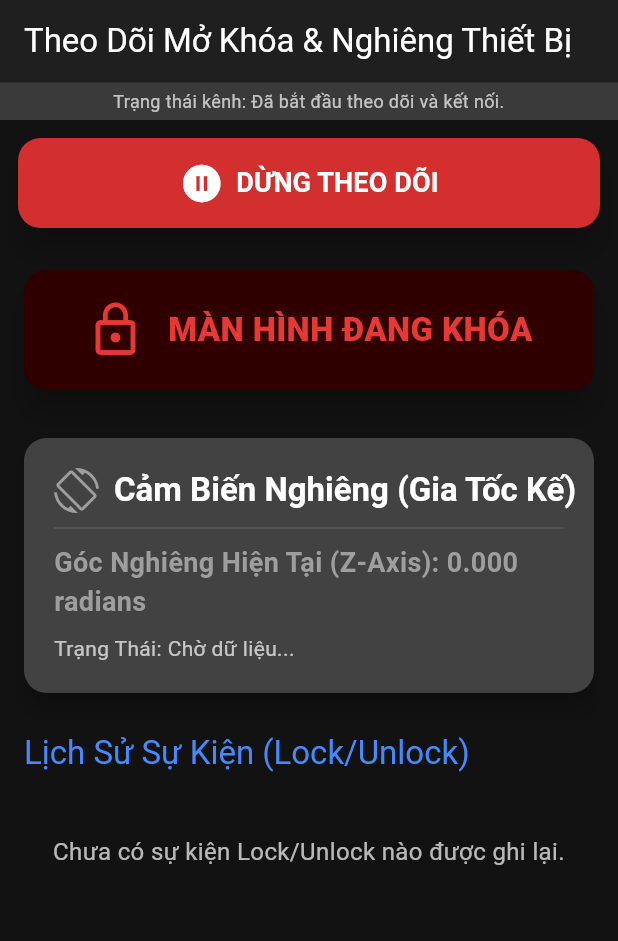
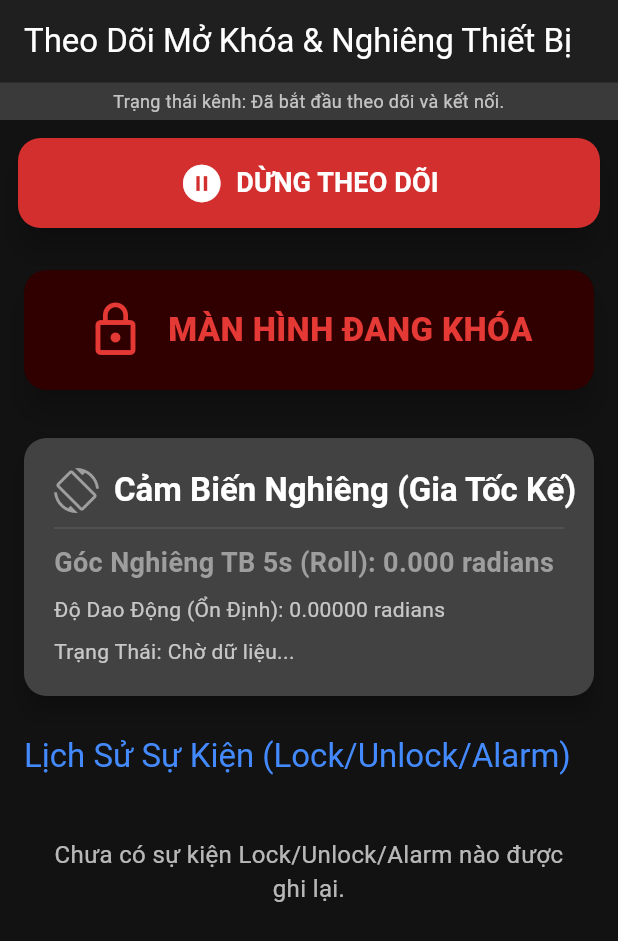
Before and after one commit to nguyenquangnam1988vt-eng/kethop, a Flutter app: the screen it shows after launch, on a phone screen of 412 x 824 dp. Shown: the top 941 px of the screen. Run offline on Flutter 3.47's test engine with Material 3 defaults, Android fonts, the phone set to English and light mode, and no system bars.

Commit message:
update something

```diff
--- a/lib/main.dart
+++ b/lib/main.dart
@@ -1,4 +1,3 @@
-// lib/main.dart
 import 'package:flutter/material.dart';
 import 'package:flutter/services.dart';
 import 'dart:async';
@@ -13,12 +12,13 @@ void main() {
   runApp(const MyApp());
 }
 
-// --- Mô hình Dữ liệu ---
+// --- Mô hình Dữ liệu (ĐÃ CẬP NHẬT) ---
 class MonitorEvent {
-  final String type; // 'LOCK_EVENT' hoặc 'TILT_EVENT'
+  final String type; // 'LOCK_EVENT', 'TILT_EVENT', 'UNLOCK_EVENT', 'ALARM_EVENT'
   final String message;
   final String? location;
   final double? tiltValue;
+  final double? oscillationValue; // [MỚI] Giá trị dao động (ổn định)
   final DateTime timestamp;
 
   MonitorEvent({
@@ -26,6 +26,7 @@ class MonitorEvent {
     required this.message,
     this.location,
     this.tiltValue,
+    this.oscillationValue, // [MỚI]
     required this.timestamp,
   });
 
@@ -34,9 +35,10 @@ class MonitorEvent {
       type: json['type'] as String,
       message: json['message'] as String,
       location: json['location'] as String?,
-      // FIX LỖI: Xử lý an toàn cho tiltValue (num -> double)
       tiltValue: (json['tiltValue'] as num?)?.toDouble(),
-      timestamp: DateTime.fromMillisecondsSinceEpoch(json['timestamp'] as int),
+      oscillationValue: (json['oscillationValue'] as num?)?.toDouble(), // [MỚI]
+      // FIX: Swift gửi timestamp là Double (mili giây), phải parse là num và chuyển thành int
+      timestamp: DateTime.fromMillisecondsSinceEpoch((json['timestamp'] as num).toInt()),
     );
   }
 }
@@ -49,16 +51,11 @@ class MyApp extends StatelessWidget {
     return MaterialApp(
       title: 'Unlock & Tilt Monitor',
       theme: ThemeData(
-        // Thiết lập chủ đề tối (Dark Theme) làm mặc định
         brightness: Brightness.dark,
         primarySwatch: Colors.blue,
-        scaffoldBackgroundColor: const Color(0xFF121212), // Màu nền tối
-        cardColor: const Color(0xFF1E1E1E), // Màu nền thẻ
-
-        // FIX LỖI: Thay thế Typography.white bằng ThemeData.dark().textTheme
-        // Đảm bảo tương thích trên mọi nền tảng
+        scaffoldBackgroundColor: const Color(0xFF121212),
+        cardColor: const Color(0xFF1E1E1E),
         textTheme: ThemeData.dark().textTheme.apply(fontFamily: 'Roboto'),
-
         appBarTheme: const AppBarTheme(
           backgroundColor: Color(0xFF1F1F1F),
           foregroundColor: Colors.white,
@@ -86,16 +83,15 @@ class _MonitorScreenState extends State<MonitorScreen> {
   MonitorEvent? _latestTiltEvent;
   String _connectionStatus = "Đang chờ kết nối...";
 
-  // --- BIẾN MỚI ---
-  bool _isMonitoringActive = false; // Trạng thái Bắt đầu/Dừng theo dõi
-  bool _isScreenLocked = true; // Mặc định là Khóa (Locked)
+  bool _isMonitoringActive = false;
+  bool _isScreenLocked = true;
   String? _warningStatus; // Cảnh báo vi phạm (null nếu không có)
   StreamSubscription? _eventSubscription;
 
   @override
   void initState() {
     super.initState();
-    // Bắt đầu lắng nghe sự kiện khi ứng dụng chạy lần đầu
+    // Khởi động theo dõi ngay khi widget được tạo
     _toggleMonitoring();
   }
 
@@ -106,20 +102,20 @@ class _MonitorScreenState extends State<MonitorScreen> {
     });
 
     if (_isMonitoringActive) {
-      // 1. Gửi lệnh BẮT ĐẦU SERVICE NỀN đến Native (iOS)
       try {
+        // Gửi lệnh BẮT ĐẦU SERVICE NỀN đến Native (iOS)
         await _methodChannel.invokeMethod('startBackgroundService');
         _startListeningToEvents();
         setState(() => _connectionStatus = "Đã bắt đầu theo dõi và kết nối.");
       } on PlatformException catch (e) {
         setState(() {
-          _isMonitoringActive = false; // Thất bại thì dừng lại
+          _isMonitoringActive = false;
           _connectionStatus = "Lỗi khi bắt đầu dịch vụ nền: ${e.message}";
         });
       }
     } else {
-      // 2. Gửi lệnh DỪNG SERVICE NỀN đến Native (iOS)
       try {
+        // Gửi lệnh DỪNG SERVICE NỀN đến Native (iOS)
         await _methodChannel.invokeMethod('stopBackgroundService');
         _stopListeningToEvents();
         setState(() => _connectionStatus = "Đã dừng theo dõi.");
@@ -130,7 +126,6 @@ class _MonitorScreenState extends State<MonitorScreen> {
   }
 
   void _startListeningToEvents() {
-    // Ngăn chặn việc đăng ký lắng nghe nhiều lần
     _eventSubscription?.cancel();
 
     _eventSubscription = _eventChannel.receiveBroadcastStream().listen(
@@ -143,34 +138,13 @@ class _MonitorScreenState extends State<MonitorScreen> {
   void _stopListeningToEvents() {
     _eventSubscription?.cancel();
     _eventSubscription = null;
+    // Khi dừng, xóa trạng thái cảnh báo
+    setState(() {
+      _warningStatus = null;
+    });
   }
 
-  // --- LOGIC XỬ LÝ SỰ KIỆN VÀ CẢNH BÁO ---
-  void _checkAndSetWarning() {
-    // Điều kiện CẢNH BÁO (VI PHẠM):
-    // 1. Theo dõi đang BẬT (_isMonitoringActive)
-    // 2. Màn hình đang MỞ (!_isScreenLocked)
-    // 3. Góc nghiêng (tiltValue) < 70% (khoảng 0.7 radians)
-    // 4. Góc nghiêng (tiltValue) < 1.5 (dao động thấp, tức là thiết bị ổn định)
-
-    if (_isMonitoringActive && !_isScreenLocked) {
-      final double currentTilt = (_latestTiltEvent?.tiltValue ?? 0.0).abs();
-
-      // Giả sử 70% tilt value là 0.7 radians (do góc nghiêng thường đo bằng radians)
-      const double TILT_THRESHOLD = 0.7;
-      const double Z_FLUCTUATION_THRESHOLD = 1.5; // Giả sử đây là ngưỡng ổn định
-
-      if (currentTilt < TILT_THRESHOLD && currentTilt < Z_FLUCTUATION_THRESHOLD) {
-        // Nếu thiết bị được MỞ KHÓA và đang ở trạng thái KHÁ PHẲNG/ỔN ĐỊNH
-        _warningStatus = 'CẢNH BÁO VI PHẠM: Thiết bị mở khóa & Ổn Định (${currentTilt.toStringAsFixed(3)} rad)';
-      } else {
-        _warningStatus = null;
-      }
-    } else {
-      _warningStatus = null;
-    }
-  }
-
+  // --- LOGIC XỬ LÝ SỰ KIỆN VÀ CẢNH BÁO (ĐÃ ĐƠN GIẢN HÓA) ---
   void _onEvent(dynamic event) {
     setState(() {
       _connectionStatus = "Đã kết nối";
@@ -178,16 +152,25 @@ class _MonitorScreenState extends State<MonitorScreen> {
         final Map<String, dynamic> data = jsonDecode(event as String);
         final monitorEvent = MonitorEvent.fromJson(data);
 
+        // Reset cảnh báo nếu không phải là sự kiện ALARM
+        if (monitorEvent.type != 'ALARM_EVENT') {
+          _warningStatus = null;
+        }
+
         if (monitorEvent.type == 'TILT_EVENT') {
           _latestTiltEvent = monitorEvent;
         } else {
+          // Xử lý LOCK, UNLOCK, và ALARM EVENTS
           _historyEvents.insert(0, monitorEvent);
+
           // CẬP NHẬT TRẠNG THÁI KHÓA MÀN HÌNH
-          _isScreenLocked = !monitorEvent.message.contains('Mở Khóa');
+          _isScreenLocked = !(monitorEvent.type == 'UNLOCK_EVENT' || monitorEvent.type == 'ALARM_EVENT');
+
+          // XỬ LÝ SỰ KIỆN CẢNH BÁO (ALARM_EVENT)
+          if (monitorEvent.type == 'ALARM_EVENT') {
+            _warningStatus = 'ALARM KÍCH HOẠT: ${monitorEvent.message}';
+          }
         }
-
-        // KIỂM TRA CẢNH BÁO sau khi cập nhật dữ liệu mới
-        _checkAndSetWarning();
 
       } catch (e) {
         _connectionStatus = "Lỗi phân tích JSON: $e";
@@ -212,7 +195,6 @@ class _MonitorScreenState extends State<MonitorScreen> {
   @override
   void dispose() {
     _stopListeningToEvents();
-    // Đảm bảo MethodChannel được gọi để dừng service nếu đang chạy
     if (_isMonitoringActive) {
       _methodChannel.invokeMethod('stopBackgroundService').catchError((e) {
         print('Error stopping background service on dispose: $e');
@@ -243,7 +225,7 @@ class _MonitorScreenState extends State<MonitorScreen> {
                   fontWeight: FontWeight.bold,
                   color: Colors.white,
                 ),
-                maxLines: 2,
+                maxLines: 4, // Tăng maxLines để hiển thị toàn bộ tin nhắn Alarm
                 overflow: TextOverflow.ellipsis,
               ),
             ),
@@ -285,20 +267,21 @@ class _MonitorScreenState extends State<MonitorScreen> {
     );
   }
 
-  // Tạo thẻ hiển thị dữ liệu Tilt mới nhất
+  // Tạo thẻ hiển thị dữ liệu Tilt mới nhất (ĐÃ CẬP NHẬT)
   Widget _buildTiltMonitorCard() {
     final double tiltValue = _latestTiltEvent?.tiltValue ?? 0.0;
+    final double oscillationValue = _latestTiltEvent?.oscillationValue ?? 0.0;
     final String tiltMessage = _latestTiltEvent?.message ?? 'Chờ dữ liệu...';
 
     // Tính toán màu sắc dựa trên giá trị nghiêng
     Color tiltColor = Colors.grey;
-    if (tiltValue.abs() > 0.05) {
+    if (tiltValue.abs() > 0.3) {
       tiltColor = Colors.yellow.shade700;
     }
-    if (tiltValue.abs() > 0.1) {
+    if (tiltValue.abs() > 0.8) {
       tiltColor = Colors.orange.shade700;
     }
-    if (tiltValue.abs() > 0.2) {
+    if (tiltValue.abs() > 1.2) { // Gần ngưỡng 70 độ (1.22 rad)
       tiltColor = Colors.red.shade700;
     }
 
@@ -314,7 +297,6 @@ class _MonitorScreenState extends State<MonitorScreen> {
               children: [
                 Icon(Icons.screen_rotation, color: tiltColor, size: 30),
                 const SizedBox(width: 10),
-                // Fix cho TextTheme
                 Text(
                   'Cảm Biến Nghiêng (Gia Tốc Kế)',
                   style: Theme.of(context).textTheme.titleLarge?.copyWith(color: Colors.white, fontWeight: FontWeight.bold),
@@ -323,8 +305,13 @@ class _MonitorScreenState extends State<MonitorScreen> {
             ),
             const Divider(color: Colors.white10, height: 20),
             Text(
-              'Góc Nghiêng Hiện Tại (Z-Axis): ${tiltValue.toStringAsFixed(3)} radians',
+              'Góc Nghiêng TB 5s (Roll): ${tiltValue.toStringAsFixed(3)} radians',
               style: TextStyle(fontSize: 18, fontWeight: FontWeight.w600, color: tiltColor),
+            ),
+            const SizedBox(height: 8),
+             Text( // [MỚI] Hiển thị Độ Dao Động (Ổn Định)
+              'Độ Dao Động (Ổn Định): ${oscillationValue.toStringAsFixed(5)} radians',
+              style: const TextStyle(fontSize: 14, color: Colors.white70),
             ),
             const SizedBox(height: 8),
             Text(
@@ -342,24 +329,37 @@ class _MonitorScreenState extends State<MonitorScreen> {
     );
   }
 
-  // Tạo Tile hiển thị sự kiện Lock/Unlock
+  // Tạo Tile hiển thị sự kiện Lock/Unlock (Hỗ trợ ALARM_EVENT)
   Widget _buildLockUnlockTile(MonitorEvent event) {
-    final bool isUnlocked = event.message.contains('Mở Khóa');
-    final Color eventColor = isUnlocked ? Colors.green.shade400 : Colors.red.shade400;
-    final IconData icon = isUnlocked ? Icons.lock_open : Icons.lock;
+    final bool isAlarm = event.type == 'ALARM_EVENT';
+    final bool isUnlocked = event.type.contains('UNLOCK') || isAlarm;
+
+    Color eventColor;
+    IconData icon;
+    if (isAlarm) {
+      eventColor = Colors.red.shade800;
+      icon = Icons.error_outline;
+    } else if (isUnlocked) {
+      eventColor = Colors.green.shade400;
+      icon = Icons.lock_open;
+    } else {
+      eventColor = Colors.red.shade400;
+      icon = Icons.lock;
+    }
 
     return Card(
       margin: const EdgeInsets.symmetric(vertical: 4.0),
       elevation: 2,
+      color: isAlarm ? Colors.red.shade900.withOpacity(0.2) : Theme.of(context).cardColor,
       shape: RoundedRectangleBorder(
         borderRadius: BorderRadius.circular(10),
-        side: BorderSide(color: eventColor.withOpacity(0.3), width: 1),
+        side: BorderSide(color: eventColor.withOpacity(0.6), width: 1.5),
       ),
       child: ListTile(
         contentPadding: const EdgeInsets.symmetric(horizontal: 16.0, vertical: 8.0),
         leading: Icon(icon, color: eventColor, size: 32),
         title: Text(
-          event.message,
+          isAlarm ? 'CẢNH BÁO VI PHẠM' : (isUnlocked ? 'THIẾT BỊ MỞ KHÓA' : 'THIẾT BỊ KHÓA'),
           style: TextStyle(
             fontWeight: FontWeight.bold,
             color: eventColor,
@@ -369,8 +369,13 @@ class _MonitorScreenState extends State<MonitorScreen> {
           crossAxisAlignment: CrossAxisAlignment.start,
           children: [
             Text(
+              'Chi tiết: ${event.message}',
+              style: TextStyle(color: isAlarm ? Colors.white : Colors.white70),
+            ),
+            const SizedBox(height: 4),
+            Text(
               'Thời gian: ${event.timestamp.toString().substring(0, 19)}',
-              style: const TextStyle(color: Colors.white70),
+              style: const TextStyle(color: Colors.white70, fontSize: 12),
             ),
             if (event.location != null)
               Text(
@@ -385,8 +390,6 @@ class _MonitorScreenState extends State<MonitorScreen> {
 
   @override
   Widget build(BuildContext context) {
-    // Sử dụng headline6 (đã bị deprecate) thay bằng titleLarge để tránh cảnh báo,
-    // nhưng giữ nguyên styling tương đương nếu được
     final titleStyle = Theme.of(context).textTheme.titleLarge;
 
     return Scaffold(
@@ -462,7 +465,7 @@ class _MonitorScreenState extends State<MonitorScreen> {
             child: Padding(
               padding: const EdgeInsets.only(left: 16.0, right: 16.0, top: 10.0, bottom: 8.0),
               child: Text(
-                'Lịch Sử Sự Kiện (Lock/Unlock)',
+                'Lịch Sử Sự Kiện (Lock/Unlock/Alarm)',
                 style: titleStyle?.copyWith(color: Colors.blueAccent),
               ),
             ),
@@ -475,7 +478,7 @@ class _MonitorScreenState extends State<MonitorScreen> {
                     child: Padding(
                       padding: const EdgeInsets.all(32.0),
                       child: Text(
-                        'Chưa có sự kiện Lock/Unlock nào được ghi lại.',
+                        'Chưa có sự kiện Lock/Unlock/Alarm nào được ghi lại.',
                         style: TextStyle(color: Colors.white70, fontSize: 16),
                         textAlign: TextAlign.center,
                       ),
```
